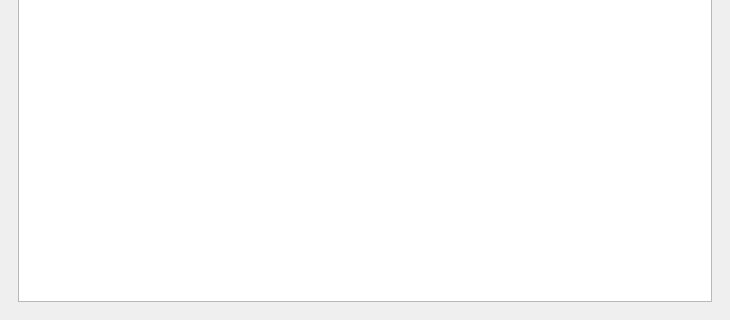
Before: the Qt Designer form mainwindow.ui in biasuzzi-davide/CapitalFocus, drawn with Qt 5; both pictures show x 0 to 730 and y 280 to 600 of the 730 by 600 pixel window.
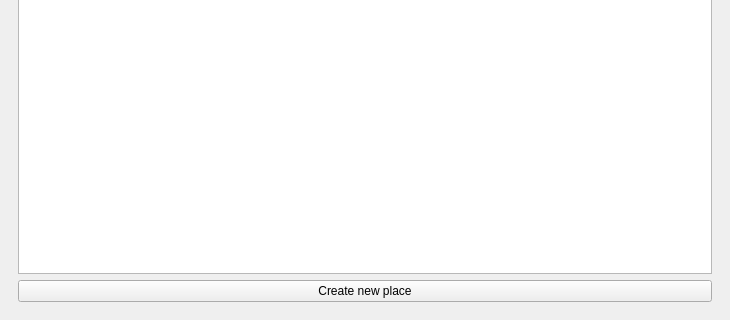
After: the same form once the commit is applied. Icons and pictures are not drawn.

Commit message: Refactor controller/view; fix XML+JSON I/O; nuova UI create/edit.

Patch:
```diff
--- a/mainwindow.ui
+++ b/mainwindow.ui
@@ -257,8 +257,8 @@
      <verstretch>0</verstretch>
     </sizepolicy>
    </property>
-   <layout class="QHBoxLayout" name="horizontalLayout">
-    <item>
+   <layout class="QGridLayout" name="gridLayout">
+    <item row="0" column="0">
      <widget class="QStackedWidget" name="stackedWidget">
       <property name="sizePolicy">
        <sizepolicy hsizetype="Expanding" vsizetype="Expanding">
@@ -346,6 +346,13 @@
           </property>
          </widget>
         </item>
+        <item>
+         <widget class="QPushButton" name="pushButtonCreate">
+          <property name="text">
+           <string>Create new place</string>
+          </property>
+         </widget>
+        </item>
        </layout>
       </widget>
       <widget class="QWidget" name="statisticsPage">
```
Left out of the diff: 15 changed lines with no effect on the pictures. The commit also changes 59 other files.
